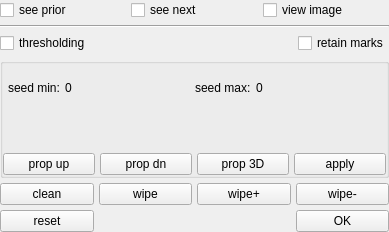
The window that Code/Gui/MITK/Plugins/uk.ac.ucl.cmic.midasgeneralsegmentor/src/internal/MIDASGeneralSegmentorViewControls.ui (NifTK/NifTK) describes before a commit, drawn with Qt 5.
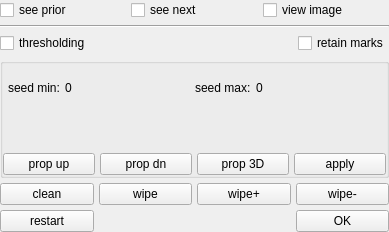
The same window after the commit. Custom widgets are drawn as their Qt base class.

Commit message: Bug #3233: Reset button renamed to Restart

```diff
--- a/Code/Gui/MITK/Plugins/uk.ac.ucl.cmic.midasgeneralsegmentor/src/internal/MIDASGeneralSegmentorViewControls.ui
+++ b/Code/Gui/MITK/Plugins/uk.ac.ucl.cmic.midasgeneralsegmentor/src/internal/MIDASGeneralSegmentorViewControls.ui
@@ -96,6 +96,19 @@
      <property name="spacing">
       <number>5</number>
      </property>
+     <item row="1" column="0">
+      <widget class="QPushButton" name="m_RestartButton">
+       <property name="sizePolicy">
+        <sizepolicy hsizetype="Preferred" vsizetype="Fixed">
+         <horstretch>0</horstretch>
+         <verstretch>0</verstretch>
+        </sizepolicy>
+       </property>
+       <property name="text">
+        <string>restart</string>
+       </property>
+      </widget>
+     </item>
      <item row="0" column="0">
       <widget class="QPushButton" name="m_CleanButton">
        <property name="sizePolicy">
@@ -161,19 +174,6 @@
        </property>
       </widget>
      </item>
-     <item row="1" column="0">
-      <widget class="QPushButton" name="m_ResetButton">
-       <property name="sizePolicy">
-        <sizepolicy hsizetype="Preferred" vsizetype="Fixed">
-         <horstretch>0</horstretch>
-         <verstretch>0</verstretch>
-        </sizepolicy>
-       </property>
-       <property name="text">
-        <string>reset</string>
-       </property>
-      </widget>
-     </item>
     </layout>
    </item>
    <item row="3" column="0">
```
Left out of the diff: 11 changed lines with no effect on the pictures. The commit also changes 4 other files.
